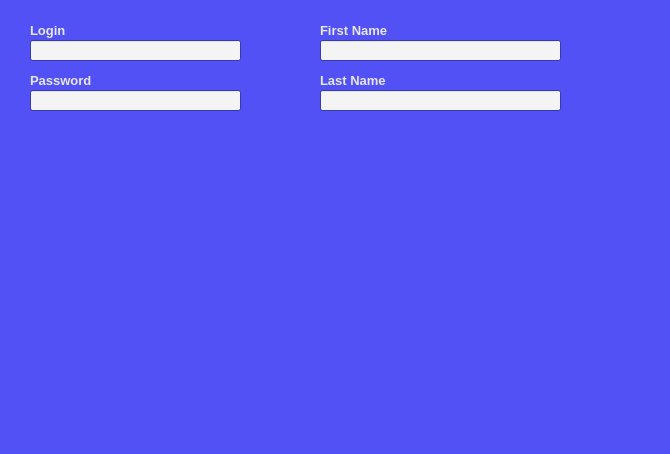
Before: the Qt Designer form CLIENT/RHE_Client/registration_widget.ui in qvinn/RHE, drawn with Qt 5.
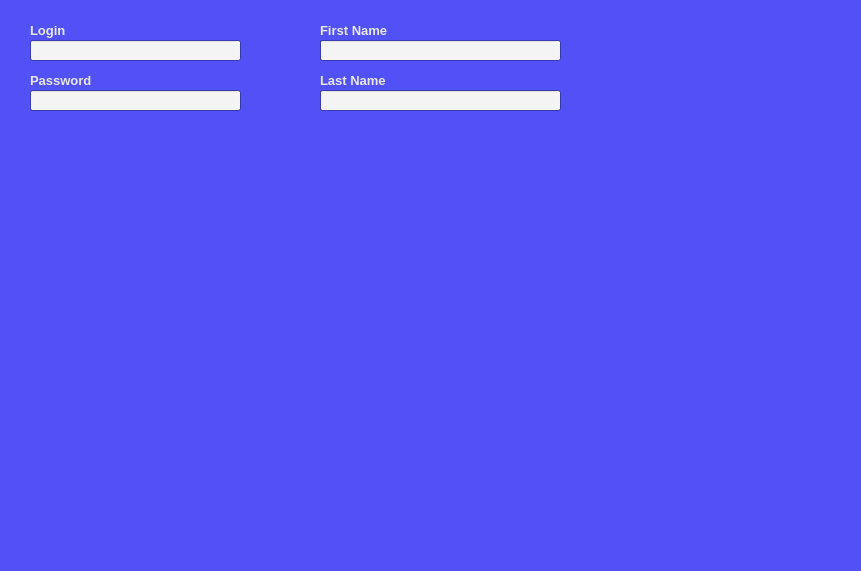
After: the same form once the commit is applied.

```diff
--- a/CLIENT/RHE_Client/registration_widget.ui
+++ b/CLIENT/RHE_Client/registration_widget.ui
@@ -6,8 +6,8 @@
    <rect>
     <x>0</x>
     <y>0</y>
-    <width>670</width>
-    <height>454</height>
+    <width>861</width>
+    <height>571</height>
    </rect>
   </property>
   <property name="palette">
```
